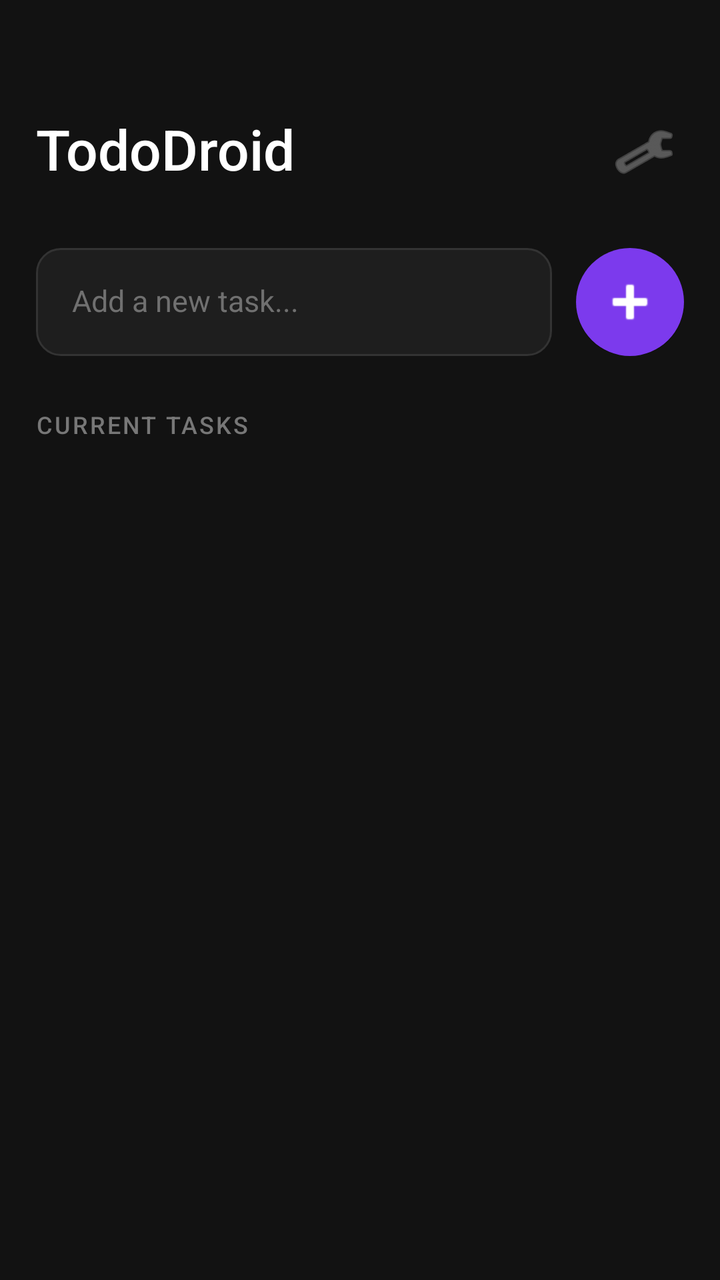
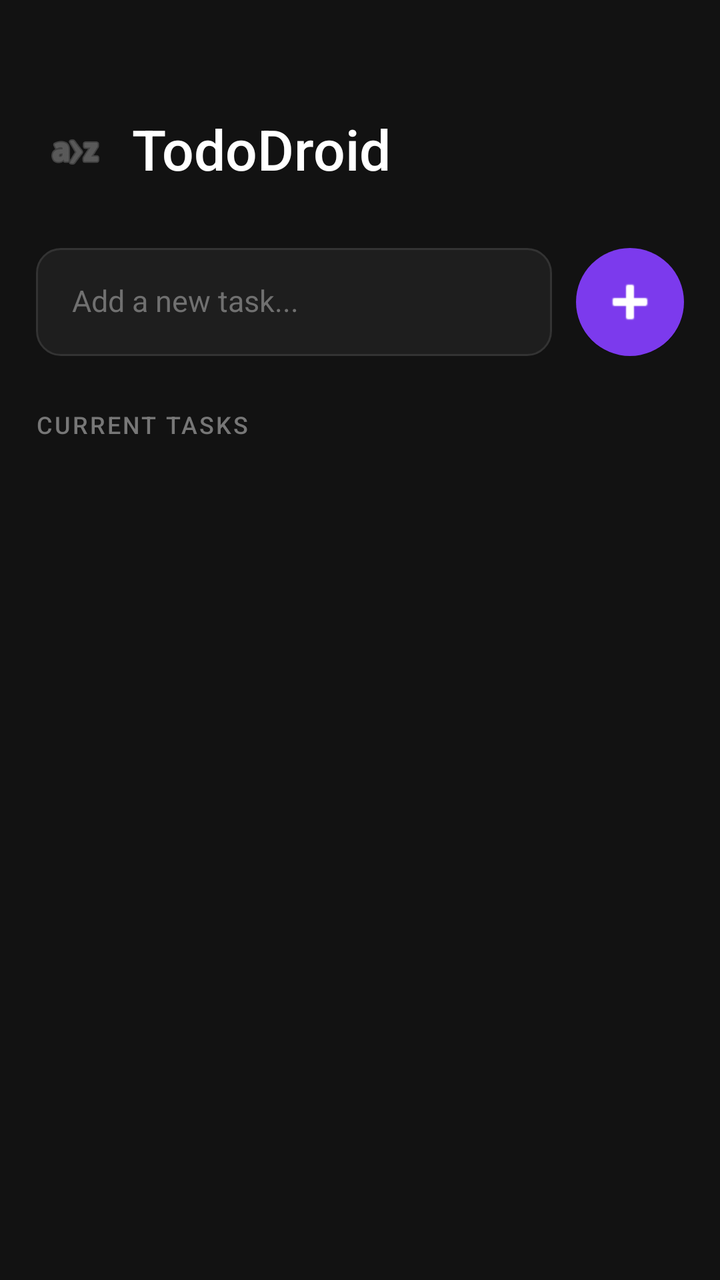

Two renders of the same Android screen: before a commit and after it. Below are the layout's source before the change and the commit's diff.
<!-- AndroidManifest.xml: application theme Theme.TodoDroid -->
<!-- res/layout/activity_main.xml -->
<?xml version="1.0" encoding="utf-8"?>
<LinearLayout xmlns:android="http://schemas.android.com/apk/res/android"
    xmlns:app="http://schemas.android.com/apk/res-auto"
    android:layout_width="match_parent"
    android:layout_height="match_parent"
    android:orientation="vertical"
    android:background="#121212"
    android:paddingHorizontal="18dp"
    android:paddingTop="56dp"
    android:paddingBottom="16dp">

    
    <LinearLayout
        android:layout_width="match_parent"
        android:layout_height="wrap_content"
        android:orientation="horizontal"
        android:gravity="center_vertical"
        android:layout_marginBottom="28dp">

        <TextView
            android:layout_width="0dp"
            android:layout_height="wrap_content"
            android:layout_weight="1"
            android:text="TodoDroid"
            android:textSize="28sp"
            android:textColor="#FFFFFF"
            android:fontFamily="sans-serif-medium"
            android:includeFontPadding="false"
            android:layout_gravity="center_vertical" />

        <ImageButton
            android:layout_width="40dp"
            android:layout_height="40dp"
            android:src="@android:drawable/ic_menu_manage"
            android:background="?attr/selectableItemBackgroundBorderless"
            android:contentDescription="Settings"
            android:layout_gravity="center_vertical"
            android:padding="8dp"
            app:tint="#888888" />

    </LinearLayout>

    
    <LinearLayout
        android:layout_width="match_parent"
        android:layout_height="wrap_content"
        android:orientation="horizontal"
        android:gravity="center_vertical"
        android:layout_marginBottom="28dp">

        <EditText
            android:id="@+id/input_task"
            android:layout_width="0dp"
            android:layout_height="54dp"
            android:layout_weight="1"
            android:hint="Add a new task..."
            android:textColorHint="#707070"
            android:textColor="#FFFFFF"
            android:textSize="15sp"
            android:fontFamily="sans-serif"
            android:background="@drawable/input_bg"
            android:paddingHorizontal="18dp"
            android:gravity="center_vertical"
            android:includeFontPadding="false"
            android:inputType="text"
            android:imeOptions="actionDone" />

        
        <ImageButton
            android:id="@+id/btn_add"
            android:layout_width="54dp"
            android:layout_height="54dp"
            android:layout_marginStart="12dp"
            android:src="@android:drawable/ic_input_add"
            android:background="@drawable/btn_add_bg"
            android:contentDescription="Add task"
            android:layout_gravity="center_vertical"
            android:padding="14dp"
            android:stateListAnimator="@null"
            android:elevation="4dp"
            app:tint="#FFFFFF" />

    </LinearLayout>

    
    <TextView
        android:layout_width="wrap_content"
        android:layout_height="wrap_content"
        android:text="Current Tasks"
        android:textSize="12sp"
        android:textColor="#777777"
        android:fontFamily="sans-serif-medium"
        android:letterSpacing="0.08"
        android:layout_marginBottom="14dp"
        android:includeFontPadding="false"
        android:textAllCaps="true" />

    
    <androidx.recyclerview.widget.RecyclerView
        android:id="@+id/recycler_view"
        android:layout_width="match_parent"
        android:layout_height="0dp"
        android:layout_weight="1"
        android:clipToPadding="false"
        android:paddingBottom="8dp" />

</LinearLayout>
<!-- resources referenced by this layout -->
<resources>
  <!-- drawable btn_add_bg (drawable) -->
  <?xml version="1.0" encoding="utf-8"?>
  <layer-list xmlns:android="http://schemas.android.com/apk/res/android">
      
      <item android:left="0dp" android:top="2dp" android:right="0dp" android:bottom="0dp">
          <shape>
              <solid android:color="#33000000" />
              <corners android:radius="27dp" />
          </shape>
      </item>
      
      <item>
          <shape>
              <solid android:color="#7C3AED" />
              <corners android:radius="27dp" />
          </shape>
      </item>
  </layer-list>
  <!-- drawable input_bg (drawable) -->
  <?xml version="1.0" encoding="utf-8"?>
  <shape xmlns:android="http://schemas.android.com/apk/res/android">
      <solid android:color="#1E1E1E" />
      <corners android:radius="12dp" />
      <stroke android:width="1dp" android:color="#333333" />
  </shape>
  <style name="Theme.TodoDroid" parent="Theme.MaterialComponents.DayNight.NoActionBar">
          <item name="colorPrimary">#7C3AED</item>
          <item name="colorPrimaryVariant">#5B21B6</item>
          <item name="colorOnPrimary">#FFFFFF</item>
          <item name="colorSecondary">#7C3AED</item>
          <item name="android:colorBackground">#121212</item>
          <item name="colorSurface">#1E1E1E</item>
          <item name="colorOnSurface">#FFFFFF</item>
      </style>
</resources>

<!-- the commit's change to res/layout/activity_main.xml (unified diff, before → after) -->
@@ -1,107 +1,172 @@
 <?xml version="1.0" encoding="utf-8"?>
-<LinearLayout xmlns:android="http://schemas.android.com/apk/res/android"
+<androidx.drawerlayout.widget.DrawerLayout
+    xmlns:android="http://schemas.android.com/apk/res/android"
     xmlns:app="http://schemas.android.com/apk/res-auto"
+    android:id="@+id/drawer_layout"
     android:layout_width="match_parent"
     android:layout_height="match_parent"
-    android:orientation="vertical"
-    android:background="#121212"
-    android:paddingHorizontal="18dp"
-    android:paddingTop="56dp"
-    android:paddingBottom="16dp">
+    android:fitsSystemWindows="false">
 
     
     <LinearLayout
         android:layout_width="match_parent"
-        android:layout_height="wrap_content"
-        android:orientation="horizontal"
-        android:gravity="center_vertical"
-        android:layout_marginBottom="28dp">
+        android:layout_height="match_parent"
+        android:orientation="vertical"
+        android:background="#121212"
+        android:paddingHorizontal="18dp"
+        android:paddingTop="56dp"
+        android:paddingBottom="16dp">
 
+        
+        <LinearLayout
+            android:layout_width="match_parent"
+            android:layout_height="wrap_content"
+            android:orientation="horizontal"
+            android:gravity="center_vertical"
+            android:layout_marginBottom="28dp">
+
+            
+            <ImageButton
+                android:id="@+id/btn_menu"
+                android:layout_width="40dp"
+                android:layout_height="40dp"
+                android:src="@android:drawable/ic_menu_sort_alphabetically"
+                android:background="?attr/selectableItemBackgroundBorderless"
+                android:contentDescription="Menu"
+                android:layout_gravity="center_vertical"
+                android:padding="8dp"
+                app:tint="#888888"
+                android:layout_marginEnd="8dp" />
+
+            <TextView
+                android:layout_width="0dp"
+                android:layout_height="wrap_content"
+                android:layout_weight="1"
+                android:text="TodoDroid"
+                android:textSize="28sp"
+                android:textColor="#FFFFFF"
+                android:fontFamily="sans-serif-medium"
+                android:includeFontPadding="false"
+                android:layout_gravity="center_vertical" />
+
+            
+            <View
+                android:layout_width="40dp"
+                android:layout_height="0dp" />
+
+        </LinearLayout>
+
+        
+        <LinearLayout
+            android:layout_width="match_parent"
+            android:layout_height="wrap_content"
+            android:orientation="horizontal"
+            android:gravity="center_vertical"
+            android:layout_marginBottom="28dp">
+
+            <EditText
+                android:id="@+id/input_task"
+                android:layout_width="0dp"
+                android:layout_height="54dp"
+                android:layout_weight="1"
+                android:hint="Add a new task..."
+                android:textColorHint="#707070"
+                android:textColor="#FFFFFF"
+                android:textSize="15sp"
+                android:fontFamily="sans-serif"
+                android:background="@drawable/input_bg"
+                android:paddingHorizontal="18dp"
+                android:gravity="center_vertical"
+                android:includeFontPadding="false"
+                android:inputType="text"
+                android:imeOptions="actionDone" />
+
+            <ImageButton
+                android:id="@+id/btn_add"
+                android:layout_width="54dp"
+                android:layout_height="54dp"
+                android:layout_marginStart="12dp"
+                android:src="@android:drawable/ic_input_add"
+                android:background="@drawable/btn_add_bg"
+                android:contentDescription="Add task"
+                android:layout_gravity="center_vertical"
+                android:padding="14dp"
+                android:stateListAnimator="@null"
+                android:elevation="4dp"
+                app:tint="#FFFFFF" />
+
+        </LinearLayout>
+
+        
         <TextView
-            android:layout_width="0dp"
+            android:layout_width="wrap_content"
             android:layout_height="wrap_content"
+            android:text="Current Tasks"
+            android:textSize="12sp"
+            android:textColor="#777777"
+            android:fontFamily="sans-serif-medium"
+            android:letterSpacing="0.08"
+            android:layout_marginBottom="14dp"
+            android:includeFontPadding="false"
+            android:textAllCaps="true" />
+
+        
+        <androidx.recyclerview.widget.RecyclerView
+            android:id="@+id/recycler_view"
+            android:layout_width="match_parent"
+            android:layout_height="0dp"
             android:layout_weight="1"
-            android:text="TodoDroid"
-            android:textSize="28sp"
-            android:textColor="#FFFFFF"
-            android:fontFamily="sans-serif-medium"
-            android:includeFontPadding="false"
-            android:layout_gravity="center_vertical" />
-
-        <ImageButton
-            android:layout_width="40dp"
-            android:layout_height="40dp"
-            android:src="@android:drawable/ic_menu_manage"
-            android:background="?attr/selectableItemBackgroundBorderless"
-            android:contentDescription="Settings"
-            android:layout_gravity="center_vertical"
-            android:padding="8dp"
-            app:tint="#888888" />
+            android:clipToPadding="false"
+            android:paddingBottom="8dp" />
 
     </LinearLayout>
 
     
-    <LinearLayout
-        android:layout_width="match_parent"
-        android:layout_height="wrap_content"
-        android:orientation="horizontal"
-        android:gravity="center_vertical"
-        android:layout_marginBottom="28dp">
+    <com.google.android.material.navigation.NavigationView
+        android:id="@+id/nav_view"
+        android:layout_width="300dp"
+        android:layout_height="match_parent"
+        android:layout_gravity="start"
+        android:background="#1A1A1A"
+        android:fitsSystemWindows="false"
+        app:itemTextColor="#E0E0E0"
+        app:itemIconTint="#7C3AED"
+        app:itemTextAppearance="@style/NavDrawerText"
+        app:menu="@menu/nav_menu"
+        app:headerLayout="@layout/nav_header" />
 
-        <EditText
-            android:id="@+id/input_task"
-            android:layout_width="0dp"
-            android:layout_height="54dp"
-            android:layout_weight="1"
-            android:hint="Add a new task..."
-            android:textColorHint="#707070"
-            android:textColor="#FFFFFF"
-            android:textSize="15sp"
-            android:fontFamily="sans-serif"
-            android:background="@drawable/input_bg"
-            android:paddingHorizontal="18dp"
-            android:gravity="center_vertical"
-            android:includeFontPadding="false"
-            android:inputType="text"
-            android:imeOptions="actionDone" />
+</androidx.drawerlayout.widget.DrawerLayout>
+<!-- res/layout/nav_header.xml (included above) -->
+<?xml version="1.0" encoding="utf-8"?>
+<LinearLayout xmlns:android="http://schemas.android.com/apk/res/android"
+    android:layout_width="match_parent"
+    android:layout_height="180dp"
+    android:orientation="vertical"
+    android:gravity="bottom"
+    android:background="#7C3AED"
+    android:padding="24dp">
 
-        
-        <ImageButton
-            android:id="@+id/btn_add"
-            android:layout_width="54dp"
-            android:layout_height="54dp"
-            android:layout_marginStart="12dp"
-            android:src="@android:drawable/ic_input_add"
-            android:background="@drawable/btn_add_bg"
-            android:contentDescription="Add task"
-            android:layout_gravity="center_vertical"
-            android:padding="14dp"
-            android:stateListAnimator="@null"
-            android:elevation="4dp"
-            app:tint="#FFFFFF" />
+    <View
+        android:layout_width="56dp"
+        android:layout_height="56dp"
+        android:background="@drawable/nav_icon_bg" />
 
-    </LinearLayout>
-
-    
     <TextView
         android:layout_width="wrap_content"
         android:layout_height="wrap_content"
-        android:text="Current Tasks"
-        android:textSize="12sp"
-        android:textColor="#777777"
+        android:text="TodoDroid"
+        android:textSize="22sp"
+        android:textColor="#FFFFFF"
         android:fontFamily="sans-serif-medium"
-        android:letterSpacing="0.08"
-        android:layout_marginBottom="14dp"
-        android:includeFontPadding="false"
-        android:textAllCaps="true" />
+        android:layout_marginTop="16dp" />
 
-    
-    <androidx.recyclerview.widget.RecyclerView
-        android:id="@+id/recycler_view"
-        android:layout_width="match_parent"
-        android:layout_height="0dp"
-        android:layout_weight="1"
-        android:clipToPadding="false"
-        android:paddingBottom="8dp" />
+    <TextView
+        android:layout_width="wrap_content"
+        android:layout_height="wrap_content"
+        android:text="Stay organized."
+        android:textSize="13sp"
+        android:textColor="#D1C4E9"
+        android:fontFamily="sans-serif"
+        android:layout_marginTop="4dp" />
 
 </LinearLayout>
<!-- resource entries referenced after the edit -->
@@ -25,6 +25,13 @@
       <corners android:radius="12dp" />
       <stroke android:width="1dp" android:color="#333333" />
   </shape>
+  <!-- drawable nav_icon_bg (drawable) -->
+  <?xml version="1.0" encoding="utf-8"?>
+  <shape xmlns:android="http://schemas.android.com/apk/res/android"
+      android:shape="oval">
+      <solid android:color="#FFFFFF" />
+      <size android:width="56dp" android:height="56dp" />
+  </shape>
   <style name="Theme.TodoDroid" parent="Theme.MaterialComponents.DayNight.NoActionBar">
           <item name="colorPrimary">#7C3AED</item>
           <item name="colorPrimaryVariant">#5B21B6</item>
